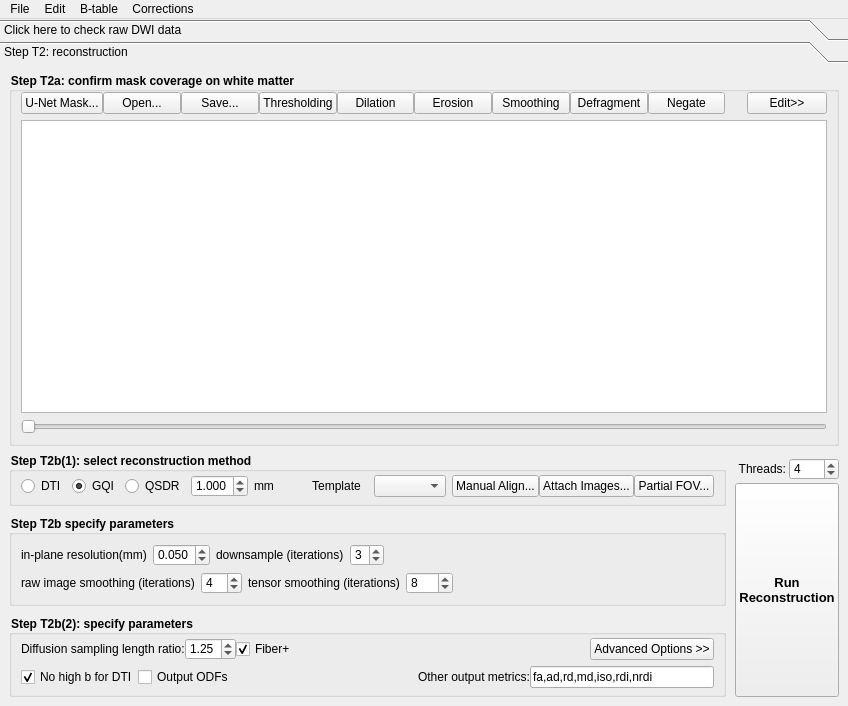
Qt form reconstruction/reconstruction_window.ui (frankyeh/DSI-Studio) before a commit.
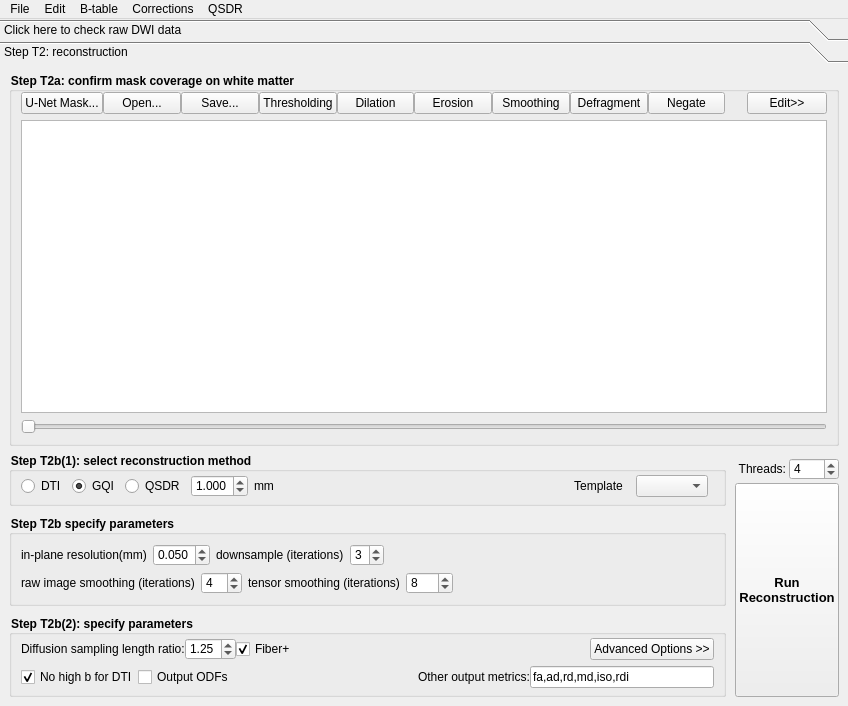
The same form after that commit. Icons and pictures are not drawn.

Commit message: revise recon GUI

Diff of the .ui file:
```diff
--- a/reconstruction/reconstruction_window.ui
+++ b/reconstruction/reconstruction_window.ui
@@ -687,33 +687,6 @@
                       <property name="spacing">
                        <number>0</number>
                       </property>
-                      <item>
-                       <widget class="QPushButton" name="qsdr_manual">
-                        <property name="text">
-                         <string>Manual Align...</string>
-                        </property>
-                       </widget>
-                      </item>
-                      <item>
-                       <widget class="QPushButton" name="add_t1t2">
-                        <property name="sizePolicy">
-                         <sizepolicy hsizetype="Minimum" vsizetype="Fixed">
-                          <horstretch>0</horstretch>
-                          <verstretch>0</verstretch>
-                         </sizepolicy>
-                        </property>
-                        <property name="text">
-                         <string>Attach Images...</string>
-                        </property>
-                       </widget>
-                      </item>
-                      <item>
-                       <widget class="QPushButton" name="qsdr_partial_fov">
-                        <property name="text">
-                         <string>Partial FOV...</string>
-                        </property>
-                       </widget>
-                      </item>
                      </layout>
                     </item>
                    </layout>
@@ -1048,7 +1021,7 @@
                     <item>
                      <widget class="QLineEdit" name="other_output">
                       <property name="text">
-                       <string>fa,ad,rd,md,iso,rdi,nrdi</string>
+                       <string>fa,ad,rd,md,iso,rdi</string>
                       </property>
                      </widget>
                     </item>
@@ -1215,10 +1188,19 @@
     <addaction name="separator"/>
     <addaction name="actionEnable_TEST_features"/>
    </widget>
+   <widget class="QMenu" name="menuQSDR">
+    <property name="title">
+     <string>QSDR</string>
+    </property>
+    <addaction name="actionManual_Align"/>
+    <addaction name="actionAttach_Images"/>
+    <addaction name="actionPartial_FOV"/>
+   </widget>
    <addaction name="menuFile"/>
    <addaction name="menuEdit"/>
    <addaction name="menuB_table"/>
    <addaction name="menuCorrections"/>
+   <addaction name="menuQSDR"/>
   </widget>
   <action name="actionSave_4D_nifti">
    <property name="icon">
```
Left out of the diff: 15 changed lines with no effect on the pictures. The commit also changes 2 other files.
